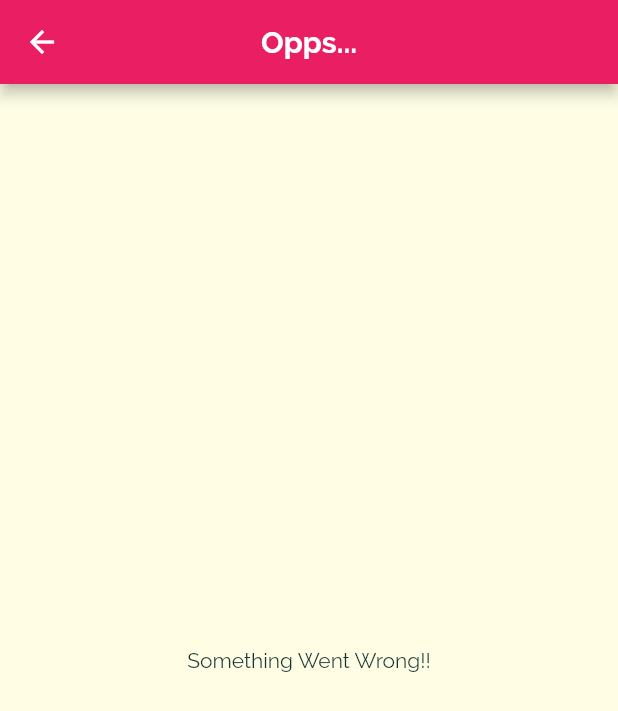
After one commit to ImrulEmon/Meal-App, a Flutter app: the Error404Screen screen opened directly, on a phone screen of 412 x 824 dp. The commit adds this screen. Shown: the top 711 px of the screen. Run offline on Flutter 3.47's test engine with Material 2 defaults, Android fonts, the phone set to English and light mode, and no system bars.

Commit message:
Details page ,Error Route

```diff
--- a/lib/screens/categories_screen.dart
+++ b/lib/screens/categories_screen.dart
@@ -23,7 +23,10 @@ class CategoriesScreen extends StatelessWidget {
         ),
         children: DUMMY_CATEGORIES.map((category) {
           return CategoryItemWidget(
-              id: category.id, title: category.title, color: category.color);
+            id: category.id,
+            title: category.title,
+            color: category.color,
+          );
         }).toList(),
       ),
     );
--- /dev/null
+++ b/lib/screens/error404_screen.dart
@@ -0,0 +1,23 @@
+import 'package:flutter/material.dart';
+
+class Error404Screen extends StatelessWidget {
+  const Error404Screen({super.key});
+
+  @override
+  Widget build(BuildContext context) {
+    return Scaffold(
+      appBar: AppBar(
+        centerTitle: true,
+        title: const Text(
+          'Opps...',
+          style: TextStyle(
+            fontWeight: FontWeight.bold,
+          ),
+        ),
+      ),
+      body: const Center(
+        child: Text('Something Went Wrong!!'),
+      ),
+    );
+  }
+}
--- a/lib/widgets/meal_item_widget.dart
+++ b/lib/widgets/meal_item_widget.dart
@@ -53,7 +53,10 @@ class MealItemWidget extends StatelessWidget {
     Navigator.pushNamed(
       context,
       MealDetailScreen.routeName,
-      arguments: {'title': title},
+      arguments: {
+        'title': title,
+        'id': id,
+      },
     );
   }
 
```
Also changed, not shown: lib/main.dart (+7 -0 lines), lib/screens/meal_detail_screen.dart (+97 -9 lines).
